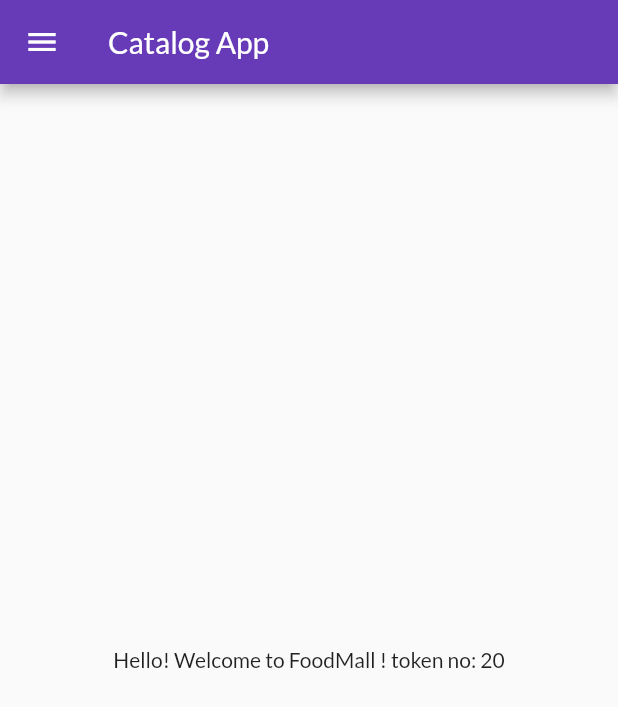
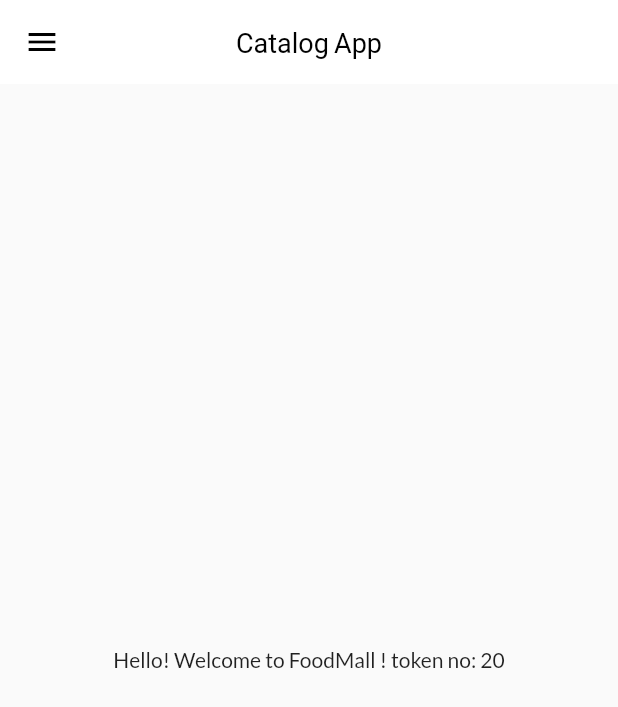
Before and after one commit to Shubh0405/flutter-catalog, a Flutter app: the screen it shows after launch, on a phone screen of 412 x 824 dp. Shown: the top 707 px of the screen. Run offline on Flutter 3.47's test engine with Material 2 defaults, Android fonts, the phone set to English and light mode, and no system bars; our stand-ins replace google_fonts.

Commit message:
theme extracted

```diff
--- a/lib/main.dart
+++ b/lib/main.dart
@@ -1,8 +1,8 @@
 import 'package:flutter/material.dart';
 import 'package:flutter_application_1/pages/login_page.dart';
 import 'package:flutter_application_1/utils/routes.dart';
+import 'package:flutter_application_1/widgets/themes.dart';
 import 'pages/home_page.dart';
-import 'package:google_fonts/google_fonts.dart';
 
 void main() {
   runApp(MyApp());
@@ -16,10 +16,8 @@ class MyApp extends StatelessWidget {
     return MaterialApp(
         // home: HomePage(),
         themeMode: ThemeMode.light,
-        theme: ThemeData(
-            primarySwatch: Colors.deepPurple,
-            fontFamily: GoogleFonts.lato().fontFamily),
-        darkTheme: ThemeData(brightness: Brightness.dark),
+        theme: MyThemes.lightTheme(context),
+        darkTheme: MyThemes.darkTheme(context),
         debugShowCheckedModeBanner: false,
         initialRoute: MyRoutes.homeRoute,
         routes: {
--- a/lib/pages/home_page.dart
+++ b/lib/pages/home_page.dart
@@ -9,11 +9,11 @@ class HomePage extends StatelessWidget {
   Widget build(BuildContext context) {
     return Scaffold(
       appBar: AppBar(
-        title: Text("Catalog App"),
+        centerTitle: true,
+        title: const Text("Catalog App"),
       ),
       body: Center(
-        child: Container(
-            child: Text("Hello! Welcome to $app_name ! token no: $days")),
+        child: Text("Hello! Welcome to $app_name ! token no: $days"),
       ),
       drawer: MyDrawer(),
     );
--- /dev/null
+++ b/lib/widgets/themes.dart
@@ -0,0 +1,16 @@
+import 'package:flutter/material.dart';
+import 'package:google_fonts/google_fonts.dart';
+
+class MyThemes {
+  static ThemeData lightTheme(BuildContext context) => ThemeData(
+      primarySwatch: Colors.deepPurple,
+      fontFamily: GoogleFonts.lato().fontFamily,
+      appBarTheme: const AppBarTheme(
+          color: Colors.white,
+          elevation: 0.0,
+          iconTheme: IconThemeData(color: Colors.black),
+          titleTextStyle: TextStyle(color: Colors.black, fontSize: 18)));
+
+  static ThemeData darkTheme(BuildContext context) =>
+      ThemeData(brightness: Brightness.dark);
+}
```
